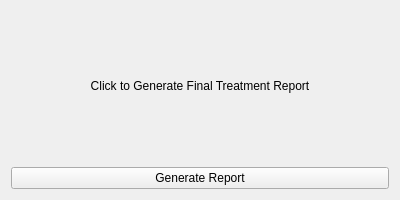
First picture: the form in ui/treatment_generate_report.ui, repository gokcedenizclydr/sleep_disorder_tracker, before the edit.
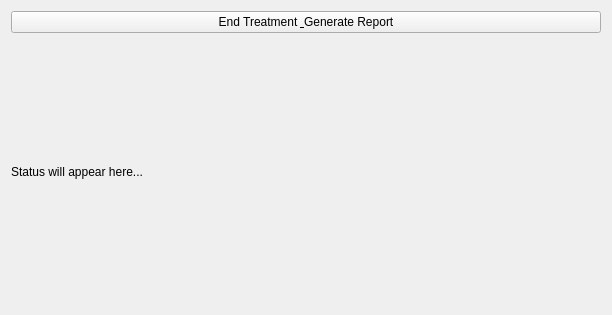
Second picture: the form after the edit.

Diff of the .ui file:
```diff
--- a/ui/treatment_generate_report.ui
+++ b/ui/treatment_generate_report.ui
@@ -3,26 +3,28 @@
  <class>TreatmentReportForm</class>
  <widget class="QWidget" name="TreatmentReportForm">
   <property name="geometry">
-   <rect><x>0</x><y>0</y><width>400</width><height>200</height></rect>
+   <rect>
+    <x>0</x>
+    <y>0</y>
+    <width>612</width>
+    <height>315</height>
+   </rect>
   </property>
   <property name="windowTitle">
    <string>Treatment Report</string>
   </property>
   <layout class="QVBoxLayout" name="verticalLayout">
    <item>
-    <widget class="QLabel" name="label_title">
+    <widget class="QPushButton" name="btn_generate">
      <property name="text">
-      <string>Click to Generate Final Treatment Report</string>
-     </property>
-     <property name="alignment">
-      <set>Qt::AlignCenter</set>
+      <string>End Treatment &amp; Generate Report</string>
      </property>
     </widget>
    </item>
    <item>
-    <widget class="QPushButton" name="generateReportButton">
+    <widget class="QLabel" name="label_status">
      <property name="text">
-      <string>Generate Report</string>
+      <string>Status will appear here...</string>
      </property>
     </widget>
    </item>
```
Left out of the diff: 6 changed lines with no effect on the pictures.
